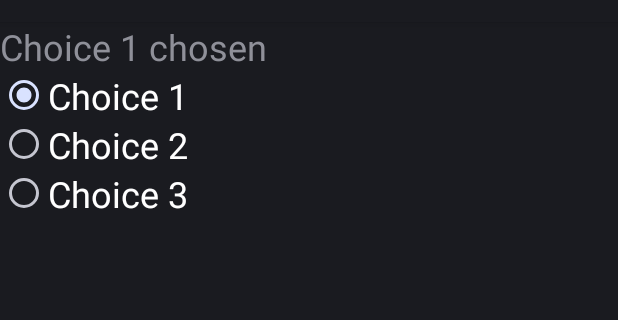
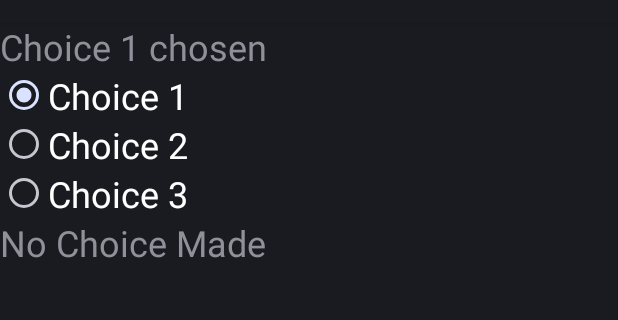
Before and after one commit to pthakkar9/UIRadioGroup, an Android app: the screen it shows after launch (RadioGroupActivity), after a tap on "Choice 1", on a phone screen of 412 x 824 dp, the part 62-382 px from its top. Run offline under Robolectric (Android 15) with nearby library versions, the phone set to English and light mode, and no system bars.

Commit message:
made run on android studio

```diff
--- a/app/src/main/java/course/examples/UI/RadioGroup/RadioGroupActivity.java
+++ b/app/src/main/java/course/examples/UI/RadioGroup/RadioGroupActivity.java
@@ -2,12 +2,17 @@ package course.examples.UI.RadioGroup;
 
 import android.app.Activity;
 import android.os.Bundle;
+import android.util.Log;
 import android.view.View;
 import android.view.View.OnClickListener;
+import android.widget.CompoundButton;
 import android.widget.RadioButton;
+import android.widget.RadioGroup;
 import android.widget.TextView;
 
 public class RadioGroupActivity extends Activity {
+
+    final static String TAG = "course.examples.UI.RadioGroup";
 
     @Override
     public void onCreate(Bundle savedInstanceState) {
@@ -20,6 +25,7 @@ public class RadioGroupActivity extends Activity {
         final OnClickListener radioListener = new OnClickListener() {
             @Override
             public void onClick(View v) {
+                Log.i(TAG, "Inside OnClickListener");
                 RadioButton rb = (RadioButton) v;
                 tv.setText(rb.getText() + " chosen");
             }
@@ -37,5 +43,19 @@ public class RadioGroupActivity extends Activity {
         // Called when RadioButton choice3 is clicked
         choice3.setOnClickListener(radioListener);
 
+//        RadioGroup radioGroup = (RadioGroup) findViewById(R.id.radioGroup);
+//        radioGroup.setOnCheckedChangeListener(onRadioButtonChanged);
+
     }
+
+//    RadioGroup.OnCheckedChangeListener onRadioButtonChanged = new RadioGroup.OnCheckedChangeListener() {
+//        @Override
+//        public void onCheckedChanged(RadioGroup radioGroup, int i) {
+//
+//            Log.i(TAG, "Inside OnCheckedChangeListener");
+//
+//            radioGroup.check(0);
+//
+//        }
+//    };
 }
--- a/app/src/main/res/layout/main.xml
+++ b/app/src/main/res/layout/main.xml
@@ -16,6 +16,7 @@
         android:layout_width="match_parent"
         android:layout_height="wrap_content"
         android:orientation="vertical"
+        android:id="@+id/radioGroup"
         >
 
         <RadioButton
@@ -40,4 +41,12 @@
             android:textSize="24sp" />
     </RadioGroup>
 
+    <TextView
+        android:id="@+id/textView2"
+        android:layout_width="wrap_content"
+        android:layout_height="wrap_content"
+        android:text="@string/no_choice_made_string"
+        android:textSize="24sp">
+    </TextView>
+
 </LinearLayout>
```
Also changed, not shown: 16 other files. Lines whose indentation alone changed are shown as unchanged.
